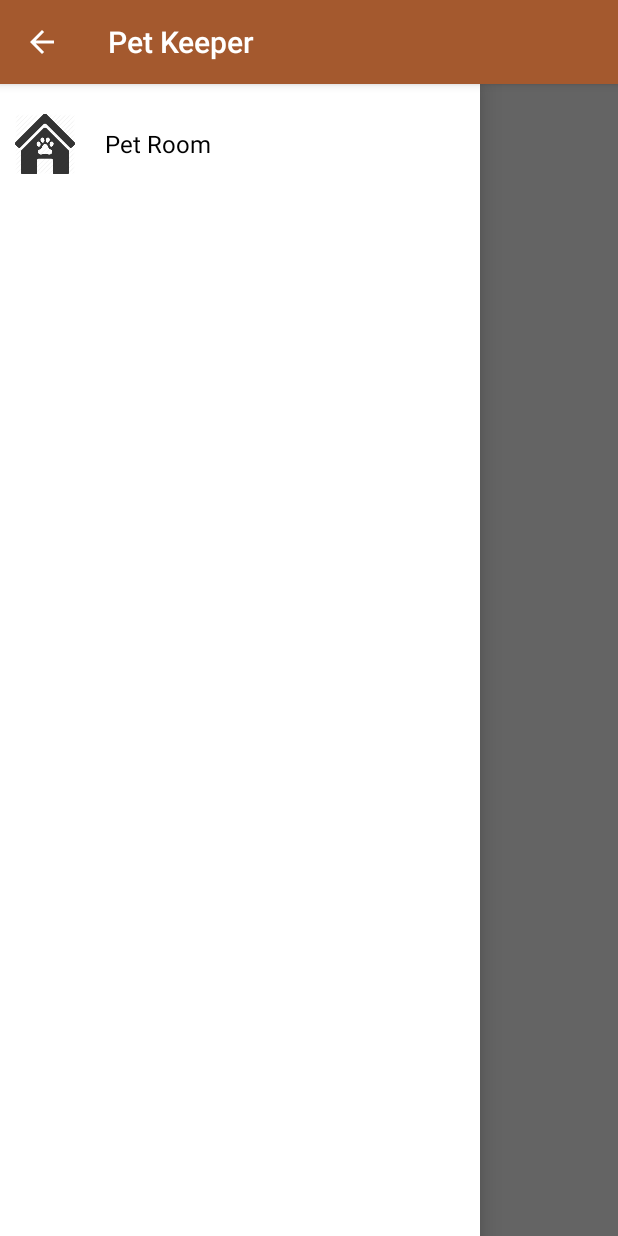
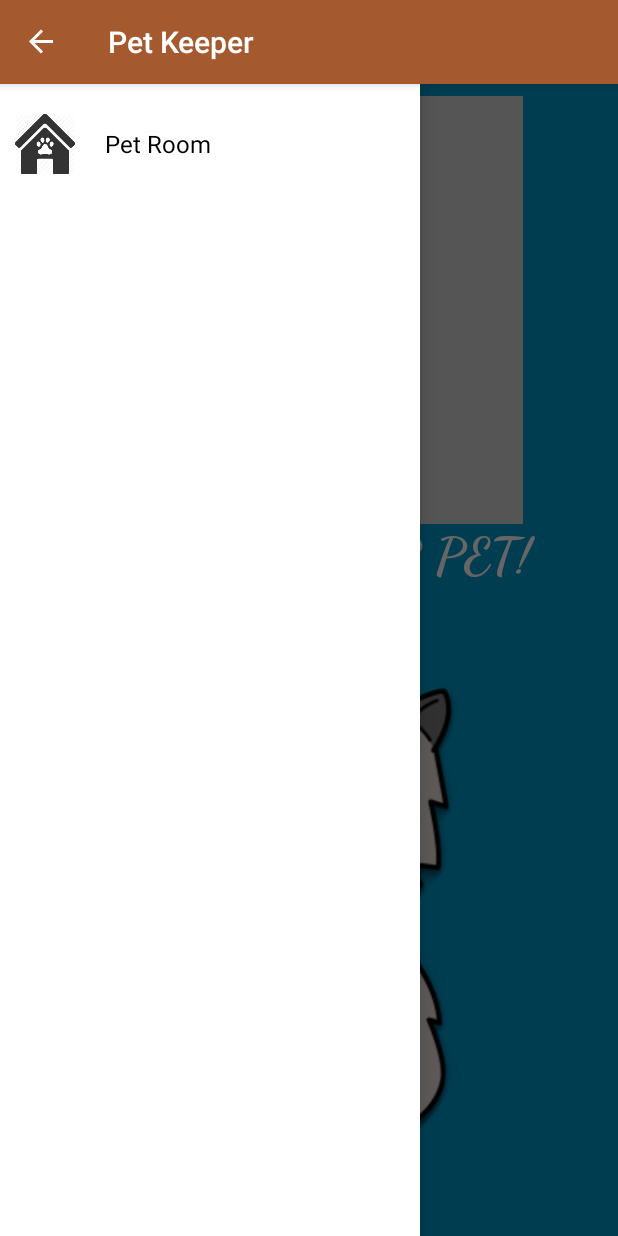
Before and after one commit to djmgeneseo/Pet-Keeper, an Android app: the screen it shows after launch (MainActivity), with the side drawer open, on a phone screen of 412 x 824 dp. Run offline under Robolectric (Android 15) with nearby library versions, the phone set to English and light mode, and no system bars.

Commit message:
Nav Bar works!

```diff
--- a/app/src/main/java/com/example/david/petkeeper/MainActivity.java
+++ b/app/src/main/java/com/example/david/petkeeper/MainActivity.java
@@ -1,11 +1,14 @@
 package com.example.david.petkeeper;
 
 import android.content.Intent;
+import android.content.res.Configuration;
+import android.support.annotation.Nullable;
 import android.support.v4.widget.DrawerLayout;
 import android.support.v7.app.ActionBar;
 import android.support.v7.app.ActionBarDrawerToggle;
 import android.support.v7.app.AppCompatActivity;
 import android.os.Bundle;
+import android.view.MenuItem;
 import android.view.View;
 import android.widget.ImageView;
 import android.widget.LinearLayout;
@@ -69,6 +72,23 @@ public class MainActivity extends AppCompatActivity implements View.OnClickListe
     } // onCreate
 
     @Override
+    protected void onPostCreate(@Nullable Bundle savedInstanceState) {
+        super.onPostCreate(savedInstanceState);
+        mDrawerToggle.syncState();
+    }
+
+    @Override
+    public void onConfigurationChanged(Configuration newConfig) {
+        super.onConfigurationChanged(newConfig);
+        mDrawerToggle.onConfigurationChanged(newConfig);
+    }
+
+    @Override
+    public boolean onOptionsItemSelected(MenuItem item) {
+        return mDrawerToggle.onOptionsItemSelected(item) || super.onOptionsItemSelected(item);
+    }
+
+    @Override
     public void onClick(View view) {
         switch (view.getId()) {
             case R.id.dogId:
--- a/app/src/main/res/layout/activity_main.xml
+++ b/app/src/main/res/layout/activity_main.xml
@@ -11,7 +11,7 @@
     <FrameLayout
         android:id="@+id/contentFrameId"
         android:layout_width="wrap_content"
-        android:layout_height="match_parent">
+        android:layout_height="match_parent" />
 
     <LinearLayout
         android:layout_width="0dp"
@@ -59,16 +59,10 @@
             app:layout_constraintVertical_bias="0.968"
             app:srcCompat="@drawable/cat" />
     </LinearLayout>
-    </FrameLayout>
-
     <include
-        android:layout_alignParentBottom="true"
-        android:layout_alignParentTop="true"
-        android:layout_centerHorizontal="true"
-        android:layout_gravity="start"
         android:id="@+id/layoutDrawerId"
         layout="@layout/drawer_lay"
-        android:layout_width="320dp"
-        android:layout_height="match_parent"/>
-
+        android:layout_width="280dp"
+        android:layout_height="match_parent"
+        android:layout_gravity="start" />
 </android.support.v4.widget.DrawerLayout>
```
Lines whose indentation alone changed are shown as unchanged.
